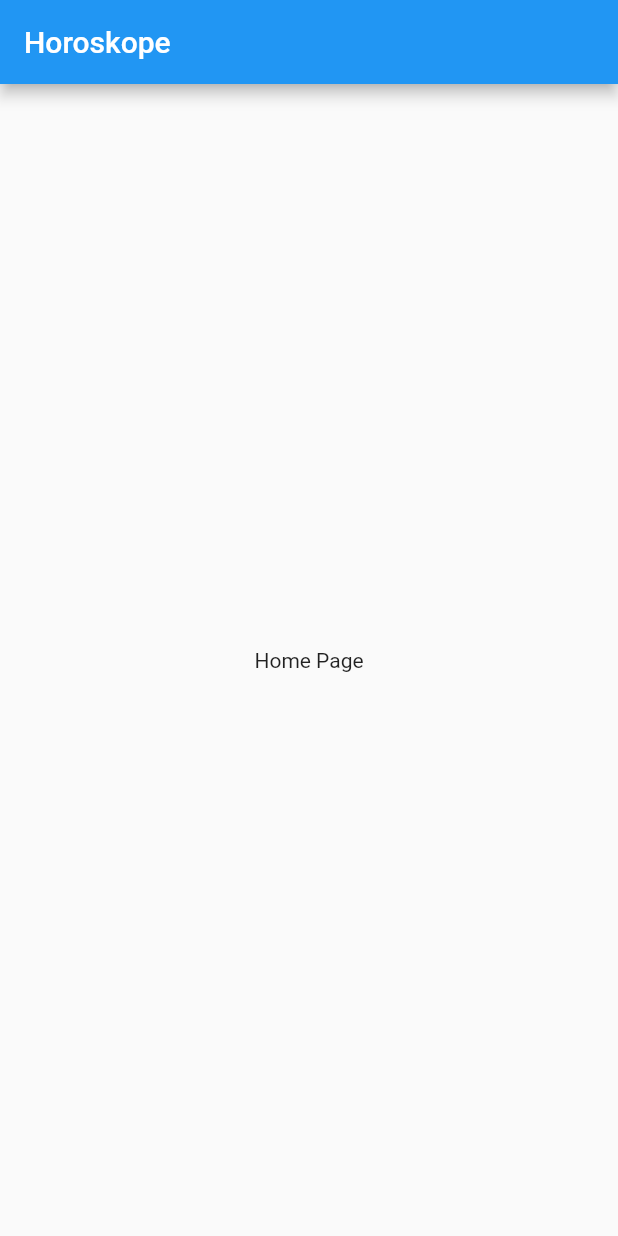
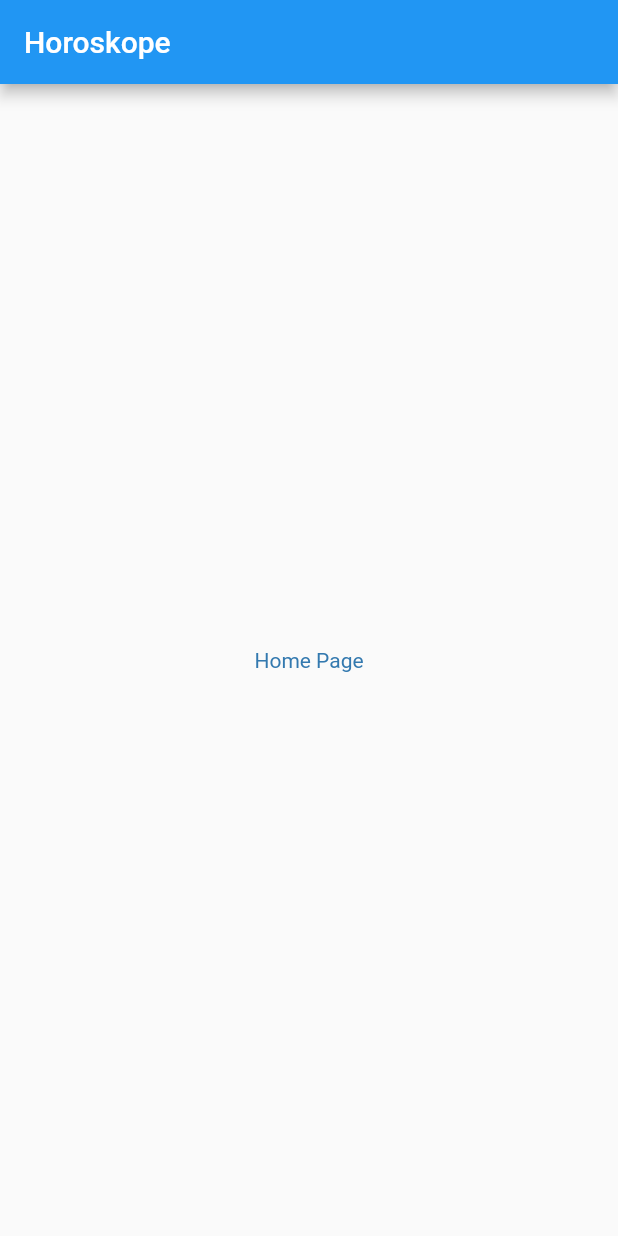
Before and after one commit to ilyin0/horoskope, a Flutter app: the screen it shows after launch, on a phone screen of 412 x 824 dp. Run offline on Flutter 3.47's test engine with Material 2 defaults, Android fonts, the light colour scheme and no system bars.

Commit message:
feat: initialize app theme

```diff
--- a/lib/presentation/app.dart
+++ b/lib/presentation/app.dart
@@ -1,6 +1,8 @@
 import 'package:flutter/material.dart';
 import 'package:horoskope/l10n/horoskope_localizations.dart';
 import 'package:horoskope/presentation/pages/home_page.dart';
+import 'package:horoskope/presentation/themes/horoskope_theme.dart';
+import 'package:horoskope/presentation/themes/light/light_theme.dart';
 import 'package:horoskope/presentation/utils/build_context_ext.dart';
 
 class App extends StatelessWidget {
@@ -8,14 +10,20 @@ class App extends StatelessWidget {
 
   @override
   Widget build(BuildContext context) {
-    return MaterialApp(
-      supportedLocales: HoroskopeLocalizations.supportedLocales,
-      localizationsDelegates: HoroskopeLocalizations.localizationsDelegates,
-      onGenerateTitle: (context) => context.localizations.horoskope,
-      theme: ThemeData(
-        primarySwatch: Colors.blue,
+    return HoroskopeTheme(
+      theme: LightHoroskopeThemeData(),
+      child: Builder(
+        builder: (context) {
+          return MaterialApp(
+            supportedLocales: HoroskopeLocalizations.supportedLocales,
+            localizationsDelegates:
+                HoroskopeLocalizations.localizationsDelegates,
+            onGenerateTitle: (context) => context.localizations.horoskope,
+            theme: HoroskopeTheme.of(context).themeData,
+            home: const HomePage(),
+          );
+        },
       ),
-      home: const HomePage(),
     );
   }
 }
--- a/lib/presentation/pages/home_page.dart
+++ b/lib/presentation/pages/home_page.dart
@@ -1,4 +1,5 @@
 import 'package:flutter/material.dart';
+import 'package:horoskope/presentation/themes/horoskope_theme.dart';
 import 'package:horoskope/presentation/utils/build_context_ext.dart';
 
 class HomePage extends StatelessWidget {
@@ -13,6 +14,9 @@ class HomePage extends StatelessWidget {
       body: Center(
         child: Text(
           context.localizations.homePage,
+          style: TextStyle(
+            color: HoroskopeTheme.color(context).primaryBlue,
+          ),
         ),
       ),
     );
--- /dev/null
+++ b/lib/presentation/themes/horoskope_theme.dart
@@ -0,0 +1,34 @@
+import 'package:flutter/material.dart';
+
+part 'theme/horoskope_button_theme_data.dart';
+part 'theme/horoskope_color_theme_data.dart';
+part 'theme/horoskope_text_theme_data.dart';
+part 'theme/horoskope_theme_data.dart';
+
+class HoroskopeTheme extends InheritedWidget {
+  static HoroskopeThemeData of(BuildContext context) => maybeOf(context)!;
+
+  static HoroskopeThemeData? maybeOf(BuildContext context) {
+    return context.dependOnInheritedWidgetOfExactType<HoroskopeTheme>()?.theme;
+  }
+
+  static HoroskopeTextThemeData text(BuildContext context) =>
+      of(context).textTheme;
+  static HoroskopeColorThemeData color(BuildContext context) =>
+      of(context).colorTheme;
+  static HoroskopeButtonThemeData button(BuildContext context) =>
+      of(context).buttonTheme;
+
+  final HoroskopeThemeData theme;
+
+  const HoroskopeTheme({
+    Key? key,
+    required this.theme,
+    required Widget child,
+  }) : super(key: key, child: child);
+
+  @override
+  bool updateShouldNotify(HoroskopeTheme oldWidget) {
+    return theme != oldWidget.theme;
+  }
+}
--- /dev/null
+++ b/lib/presentation/themes/light/light_theme.dart
@@ -0,0 +1,18 @@
+import 'package:flutter/material.dart';
+import 'package:horoskope/presentation/themes/horoskope_theme.dart';
+
+part 'src/button_theme.dart';
+part 'src/color_theme.dart';
+part 'src/constants.dart';
+part 'src/text_theme.dart';
+part 'src/theme_data.dart';
+
+class LightHoroskopeThemeData extends HoroskopeThemeData {
+  LightHoroskopeThemeData()
+      : super(
+          themeData: _themeData,
+          textTheme: const _LightHoroskopeTextTheme(),
+          colorTheme: const _LightHoroskopeColorTheme(),
+          buttonTheme: const _LightHoroskopeButtonTheme(),
+        );
+}
--- /dev/null
+++ b/lib/presentation/themes/light/src/button_theme.dart
@@ -0,0 +1,5 @@
+part of '../light_theme.dart';
+
+class _LightHoroskopeButtonTheme implements HoroskopeButtonThemeData {
+  const _LightHoroskopeButtonTheme();
+}
--- /dev/null
+++ b/lib/presentation/themes/light/src/color_theme.dart
@@ -0,0 +1,8 @@
+part of '../light_theme.dart';
+
+class _LightHoroskopeColorTheme implements HoroskopeColorThemeData {
+  const _LightHoroskopeColorTheme();
+
+  @override
+  Color get primaryBlue => _AppColors.primaryBlue;
+}
--- /dev/null
+++ b/lib/presentation/themes/light/src/constants.dart
@@ -0,0 +1,5 @@
+part of '../light_theme.dart';
+
+abstract class _AppColors {
+  static const primaryBlue = Color(0xFF3379AF);
+}
--- /dev/null
+++ b/lib/presentation/themes/light/src/text_theme.dart
@@ -0,0 +1,5 @@
+part of '../light_theme.dart';
+
+class _LightHoroskopeTextTheme implements HoroskopeTextThemeData {
+  const _LightHoroskopeTextTheme();
+}
--- /dev/null
+++ b/lib/presentation/themes/light/src/theme_data.dart
@@ -0,0 +1,6 @@
+part of '../light_theme.dart';
+
+final _themeData = ThemeData(
+  brightness: Brightness.light,
+  primaryColor: _AppColors.primaryBlue,
+);
--- /dev/null
+++ b/lib/presentation/themes/theme/horoskope_button_theme_data.dart
@@ -0,0 +1,3 @@
+part of '../horoskope_theme.dart';
+
+abstract class HoroskopeButtonThemeData {}
--- /dev/null
+++ b/lib/presentation/themes/theme/horoskope_color_theme_data.dart
@@ -0,0 +1,5 @@
+part of '../horoskope_theme.dart';
+
+abstract class HoroskopeColorThemeData {
+  Color get primaryBlue;
+}
--- /dev/null
+++ b/lib/presentation/themes/theme/horoskope_text_theme_data.dart
@@ -0,0 +1,3 @@
+part of '../horoskope_theme.dart';
+
+abstract class HoroskopeTextThemeData {}
--- /dev/null
+++ b/lib/presentation/themes/theme/horoskope_theme_data.dart
@@ -0,0 +1,24 @@
+part of '../horoskope_theme.dart';
+
+class HoroskopeThemeData {
+  final ThemeData themeData;
+
+  /// Should not be used directly.
+  /// Please, use `HoroskopeTheme.text(context)`
+  final HoroskopeTextThemeData textTheme;
+
+  /// Should not be used directly.
+  /// Please, use `HoroskopeTheme.color(context)`
+  final HoroskopeColorThemeData colorTheme;
+
+  /// Should not be used directly.
+  /// Please, use `HoroskopeTheme.button(context)`
+  final HoroskopeButtonThemeData buttonTheme;
+
+  const HoroskopeThemeData({
+    required this.themeData,
+    required this.textTheme,
+    required this.colorTheme,
+    required this.buttonTheme,
+  });
+}
```
